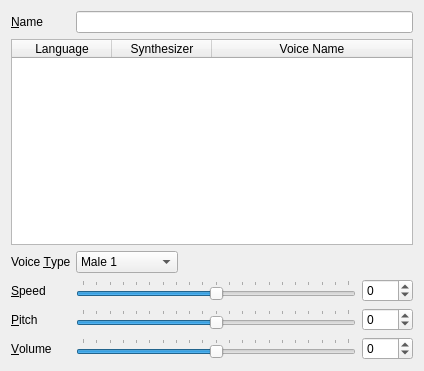
KDE/jovie, file kcmkttsmgr/talkerwidget.ui: the form before one commit.
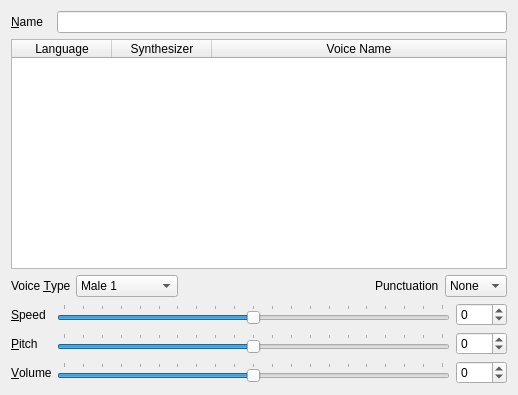
The form after the commit. Custom widgets are drawn as their Qt base class.

Commit message:
Punctuation feature of speech-dispatcher exposed to Jovie.
Added punctuation attribute to voices in talkercode, talkerlistmodel
 and talkerwidget.
Support setting punctuation type based on punctuation attribute of
 talkers and talkercodes.
Patch submitted by Ajay Singh <ajaysimple91@gmail.com>

Patch:
```diff
--- a/kcmkttsmgr/talkerwidget.ui
+++ b/kcmkttsmgr/talkerwidget.ui
@@ -7,14 +7,11 @@
    <rect>
     <x>0</x>
     <y>0</y>
-    <width>424</width>
-    <height>371</height>
+    <width>518</width>
+    <height>395</height>
    </rect>
   </property>
   <layout class="QFormLayout" name="formLayout">
-   <property name="fieldGrowthPolicy">
-    <enum>QFormLayout::ExpandingFieldsGrow</enum>
-   </property>
    <item row="0" column="0">
     <widget class="QLabel" name="nameLabel">
      <property name="text">
@@ -80,7 +77,11 @@
      </column>
     </widget>
    </item>
-   <item row="2" column="0">
+   <item row="2" column="0" colspan="2">
+    <layout class="QHBoxLayout" name="horizontalLayout_6">
+     <item>
+      <layout class="QHBoxLayout" name="horizontalLayout_5">
+       <item>
     <widget class="QLabel" name="label_2">
      <property name="text">
       <string>Voice &amp;Type</string>
@@ -90,8 +91,14 @@
      </property>
     </widget>
    </item>
-   <item row="2" column="1">
+       <item>
     <widget class="KComboBox" name="voiceComboBox">
+         <property name="sizePolicy">
+          <sizepolicy hsizetype="Preferred" vsizetype="Fixed">
+           <horstretch>0</horstretch>
+           <verstretch>0</verstretch>
+          </sizepolicy>
+         </property>
      <item>
       <property name="text">
        <string>Male 1</string>
@@ -134,7 +141,63 @@
      </item>
     </widget>
    </item>
-   <item row="4" column="0">
+      </layout>
+     </item>
+     <item>
+      <spacer name="horizontalSpacer">
+       <property name="orientation">
+        <enum>Qt::Horizontal</enum>
+       </property>
+       <property name="sizeHint" stdset="0">
+        <size>
+         <width>40</width>
+         <height>20</height>
+        </size>
+       </property>
+      </spacer>
+     </item>
+     <item>
+      <layout class="QHBoxLayout" name="horizontalLayout_4">
+       <item>
+        <widget class="QLabel" name="label">
+         <property name="text">
+          <string>Punctuation</string>
+         </property>
+         <property name="buddy">
+          <cstring>punctuationComboBox</cstring>
+         </property>
+        </widget>
+       </item>
+       <item>
+        <widget class="KComboBox" name="punctuationComboBox">
+         <property name="toolTip">
+          <string>&lt;html&gt;&lt;head/&gt;&lt;body&gt;&lt;p&gt;&lt;span style=&quot; font-weight:600; font-style:italic; text-decoration: underline;&quot;&gt;All&lt;/span&gt; means speak all punctuation characters.&lt;/p&gt;&lt;p&gt;&lt;span style=&quot; font-weight:600; font-style:italic; text-decoration: underline;&quot;&gt;None&lt;/span&gt; means speak no punctuation characters.&lt;/p&gt;&lt;p&gt;&lt;span style=&quot; font-weight:600; font-style:italic; text-decoration: underline;&quot;&gt;Some&lt;/span&gt; means speak only punctuation characters given in the speech-dispatcher configuration.&lt;/p&gt;&lt;/body&gt;&lt;/html&gt;</string>
+         </property>
+         <property name="currentIndex">
+          <number>1</number>
+         </property>
+         <item>
+          <property name="text">
+           <string>All</string>
+          </property>
+         </item>
+         <item>
+          <property name="text">
+           <string>None</string>
+          </property>
+         </item>
+         <item>
+          <property name="text">
+           <string>Some</string>
+          </property>
+         </item>
+        </widget>
+       </item>
+      </layout>
+     </item>
+    </layout>
+   </item>
+   <item row="3" column="0">
     <widget class="QLabel" name="label_3">
      <property name="text">
       <string>&amp;Speed</string>
@@ -144,7 +207,7 @@
      </property>
     </widget>
    </item>
-   <item row="4" column="1">
+   <item row="3" column="1">
     <layout class="QHBoxLayout" name="horizontalLayout">
      <item>
       <widget class="QSlider" name="speedSlider">
@@ -180,7 +243,7 @@
      </item>
     </layout>
    </item>
-   <item row="5" column="0">
+   <item row="4" column="0">
     <widget class="QLabel" name="label_4">
      <property name="text">
       <string>&amp;Pitch</string>
@@ -190,7 +253,7 @@
      </property>
     </widget>
    </item>
-   <item row="5" column="1">
+   <item row="4" column="1">
     <layout class="QHBoxLayout" name="horizontalLayout_2">
      <item>
       <widget class="QSlider" name="pitchSlider">
@@ -226,7 +289,7 @@
      </item>
     </layout>
    </item>
-   <item row="6" column="0">
+   <item row="5" column="0">
     <widget class="QLabel" name="label_5">
      <property name="text">
       <string>&amp;Volume</string>
@@ -236,7 +299,7 @@
      </property>
     </widget>
    </item>
-   <item row="6" column="1">
+   <item row="5" column="1">
     <layout class="QHBoxLayout" name="horizontalLayout_3">
      <item>
       <widget class="QSlider" name="volumeSlider">
```
Left out of the diff: 64 changed lines with no effect on the pictures. Lines whose indentation alone changed are shown as unchanged. The commit also changes 10 other files.
